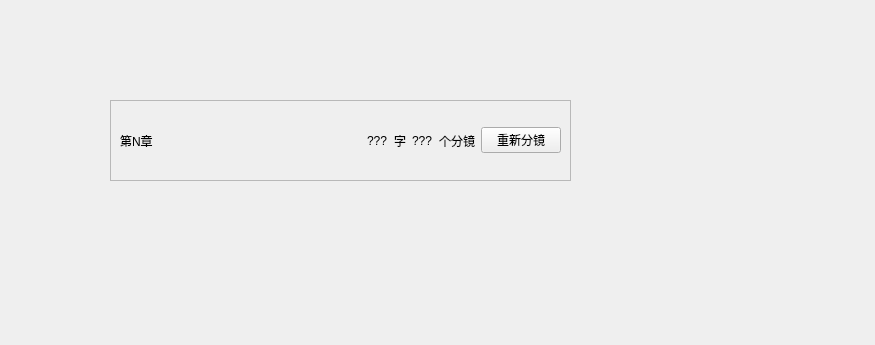
Old version of the form ui_script/切分镜--已完成.ui in the repository sjbsjb233/text2video.
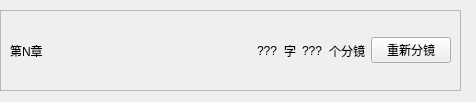
New version of the form.

Diff of the .ui file:
```diff
--- a/ui_script/切分镜--已完成.ui
+++ b/ui_script/切分镜--已完成.ui
@@ -6,8 +6,8 @@
    <rect>
     <x>0</x>
     <y>0</y>
-    <width>875</width>
-    <height>345</height>
+    <width>476</width>
+    <height>102</height>
    </rect>
   </property>
   <property name="windowTitle">
@@ -16,8 +16,8 @@
   <widget class="QFrame" name="frame">
    <property name="geometry">
     <rect>
-     <x>110</x>
-     <y>100</y>
+     <x>0</x>
+     <y>10</y>
      <width>461</width>
      <height>81</height>
     </rect>
```
